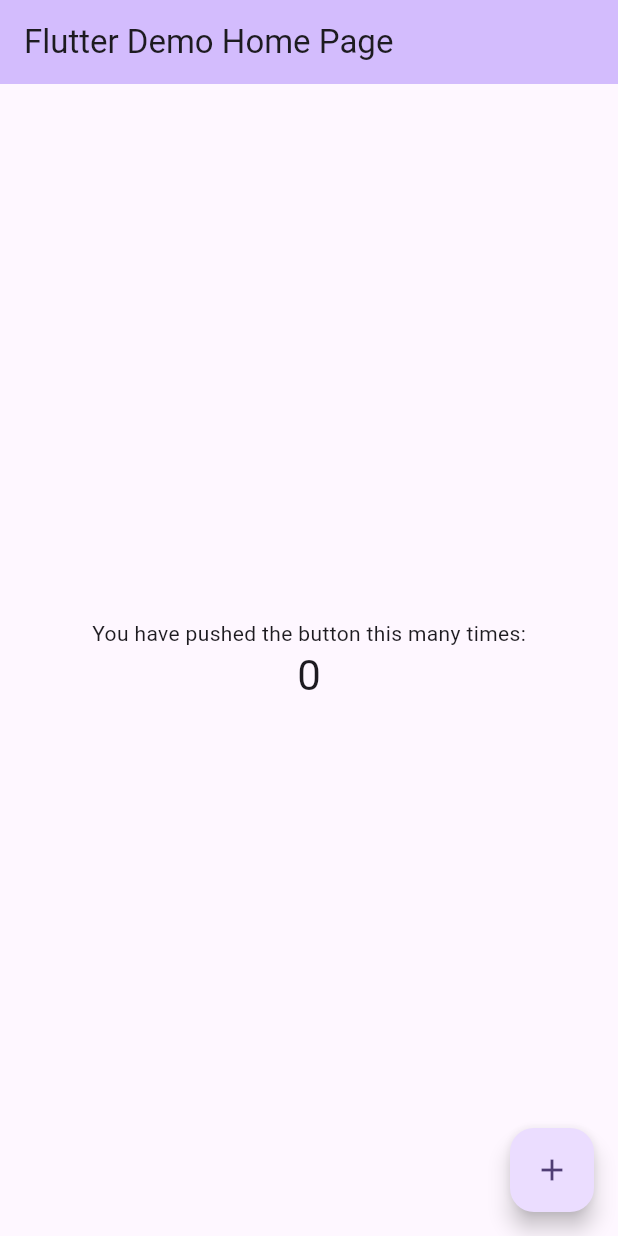
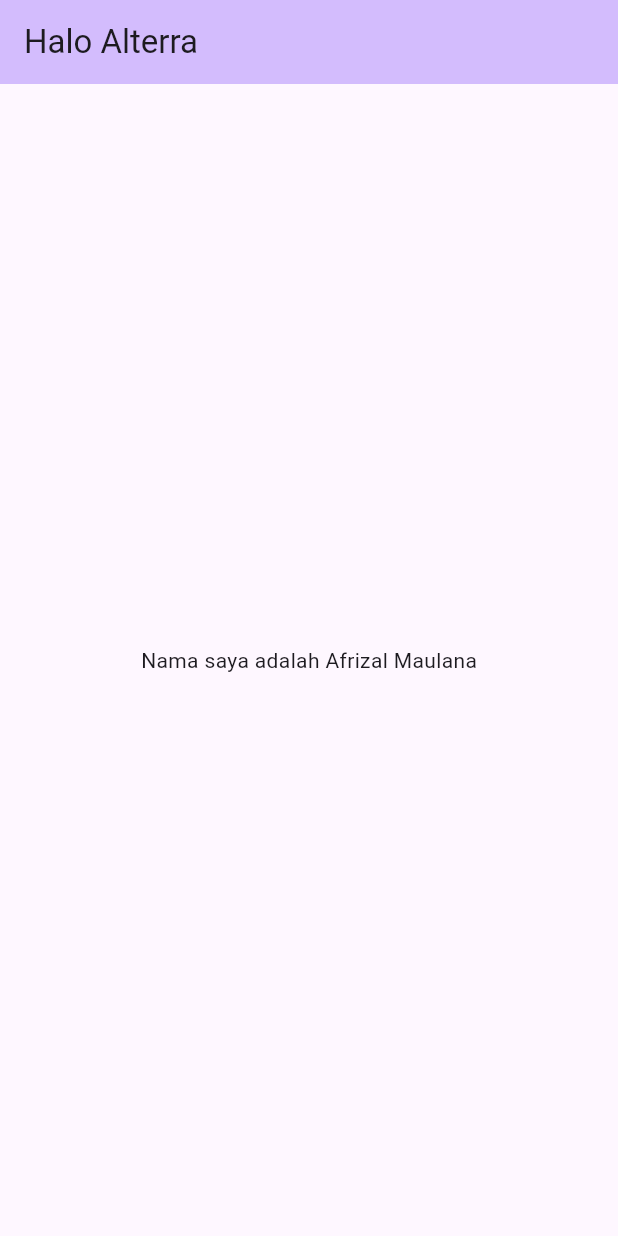
Before and after one commit to afrizal0811/uji_flutter, a Flutter app: the screen it shows after launch, on a phone screen of 412 x 824 dp. Run offline on Flutter 3.47's test engine with Material 2 defaults, Android fonts, the phone set to English and light mode, and no system bars.

Commit message:
edit appbar and body

```diff
--- /dev/null
+++ b/lib/home_page.dart
@@ -0,0 +1,83 @@
+import 'package:flutter/material.dart';
+
+class HomePage extends StatefulWidget {
+  const HomePage({super.key, required this.title});
+
+  // This widget is the home page of your application. It is stateful, meaning
+  // that it has a State object (defined below) that contains fields that affect
+  // how it looks.
+
+  // This class is the configuration for the state. It holds the values (in this
+  // case the title) provided by the parent (in this case the App widget) and
+  // used by the build method of the State. Fields in a Widget subclass are
+  // always marked "final".
+
+  final String title;
+
+  @override
+  State<HomePage> createState() => _HomePageState();
+}
+
+class _HomePageState extends State<HomePage> {
+  @override
+  Widget build(BuildContext context) {
+    // This method is rerun every time setState is called, for instance as done
+    // by the _incrementCounter method above.
+    //
+    // The Flutter framework has been optimized to make rerunning build methods
+    // fast, so that you can just rebuild anything that needs updating rather
+    // than having to individually change instances of widgets.
+    return Scaffold(
+      appBar: AppBar(
+        // TRY THIS: Try changing the color here to a specific color (to
+        // Colors.amber, perhaps?) and trigger a hot reload to see the AppBar
+        // change color while the other colors stay the same.
+        backgroundColor: Theme.of(context).colorScheme.inversePrimary,
+        // Here we take the value from the HomePage object that was created by
+        // the App.build method, and use it to set our appbar title.
+        title: Text(widget.title),
+      ),
+      body: Center(child: const Text('Nama saya adalah Afrizal Maulana')),
+      // body: Center(
+      //   // Center is a layout widget. It takes a single child and positions it
+      //   // in the middle of the parent.
+      //   child: Column(
+      //     // Column is also a layout widget. It takes a list of children and
+      //     // arranges them vertically. By default, it sizes itself to fit its
+      //     // children horizontally, and tries to be as tall as its parent.
+      //     //
+      //     // Column has various properties to control how it sizes itself and
+      //     // how it positions its children. Here we use mainAxisAlignment to
+      //     // center the children vertically; the main axis here is the vertical
+      //     // axis because Columns are vertical (the cross axis would be
+      //     // horizontal).
+      //     //
+      //     // TRY THIS: Invoke "debug painting" (choose the "Toggle Debug Paint"
+      //     // action in the IDE, or press "p" in the console), to see the
+      //     // wireframe for each widget.
+      //     mainAxisAlignment: MainAxisAlignment.center,
+      //     children: <Widget>[
+      //       const MyCardWidget(
+      //         title: 'Afrizal',
+      //         desc: 'Siswa',
+      //       ),
+      //       const SizedBox(height: 12),
+      //       const MyCardWidget(
+      //         title: 'Testing',
+      //         desc: 'Siswa',
+      //       ),
+      //       const SizedBox(height: 12),
+      //       ElevatedButton(
+      //           onPressed: () {
+      //             Navigator.push(
+      //                 context,
+      //                 MaterialPageRoute(
+      //                     builder: (context) => const ProfilePage()));
+      //           },
+      //           child: const Text('Profile Page'))
+      //     ],
+      //   ),
+      // ),
+    );
+  }
+}
--- a/lib/main.dart
+++ b/lib/main.dart
@@ -1,4 +1,5 @@
 import 'package:flutter/material.dart';
+import 'package:uji_keterampilan/home_page.dart';
 
 void main() {
   runApp(const MyApp());
@@ -31,7 +32,7 @@ class MyApp extends StatelessWidget {
         colorScheme: ColorScheme.fromSeed(seedColor: Colors.deepPurple),
         useMaterial3: true,
       ),
-      home: const MyHomePage(title: 'Flutter Demo Home Page'),
+      home: const HomePage(title: 'Halo Alterra'),
     );
   }
 }
```
